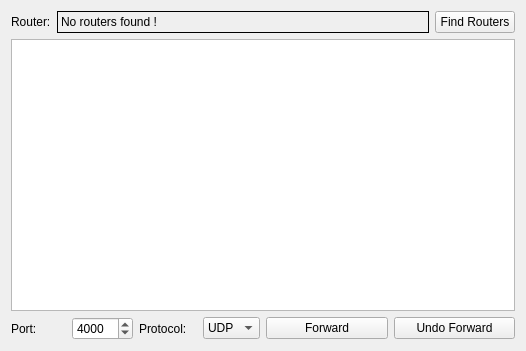
First picture: the form in ktupnptest/upnptestwidget.ui, repository KDE/ktorrent, before the edit.
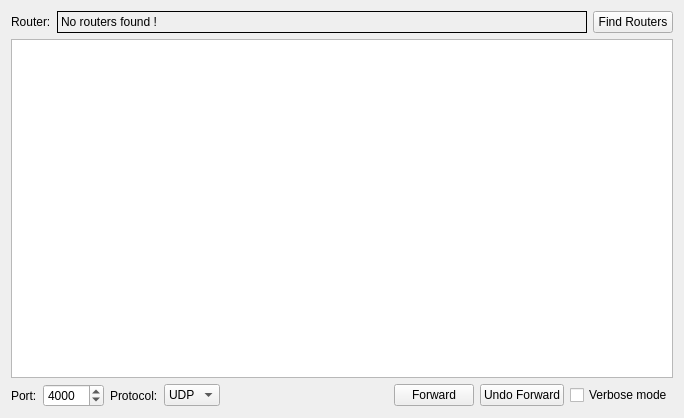
Second picture: the form after the edit.

Commit message: Added verbose mode checkbox in ktupnptest

Patch:
```diff
--- a/ktupnptest/upnptestwidget.ui
+++ b/ktupnptest/upnptestwidget.ui
@@ -5,14 +5,14 @@
    <rect>
     <x>0</x>
     <y>0</y>
-    <width>526</width>
-    <height>351</height>
+    <width>684</width>
+    <height>418</height>
    </rect>
   </property>
   <property name="windowTitle" >
    <string>UPnP Test Application</string>
   </property>
-  <layout class="QVBoxLayout" >
+  <layout class="QVBoxLayout" name="verticalLayout" >
    <item>
     <layout class="QHBoxLayout" >
      <item>
@@ -55,7 +55,7 @@
     <widget class="QTextBrowser" name="m_text_output" />
    </item>
    <item>
-    <layout class="QHBoxLayout" >
+    <layout class="QHBoxLayout" name="horizontalLayout" >
      <item>
       <layout class="QHBoxLayout" >
        <item>
@@ -105,6 +105,19 @@
        </item>
       </layout>
      </item>
+     <item>
+      <spacer name="horizontalSpacer" >
+       <property name="orientation" >
+        <enum>Qt::Horizontal</enum>
+       </property>
+       <property name="sizeHint" stdset="0" >
+        <size>
+         <width>40</width>
+         <height>20</height>
+        </size>
+       </property>
+      </spacer>
+     </item>
      <item>
       <widget class="QPushButton" name="m_forward" >
        <property name="text" >
@@ -119,6 +132,13 @@
        </property>
       </widget>
      </item>
+     <item>
+      <widget class="QCheckBox" name="m_verbose" >
+       <property name="text" >
+        <string>Verbose mode</string>
+       </property>
+      </widget>
+     </item>
     </layout>
    </item>
   </layout>
```
Left out of the diff: 3 changed lines with no effect on the pictures. The commit also changes 4 other files.
